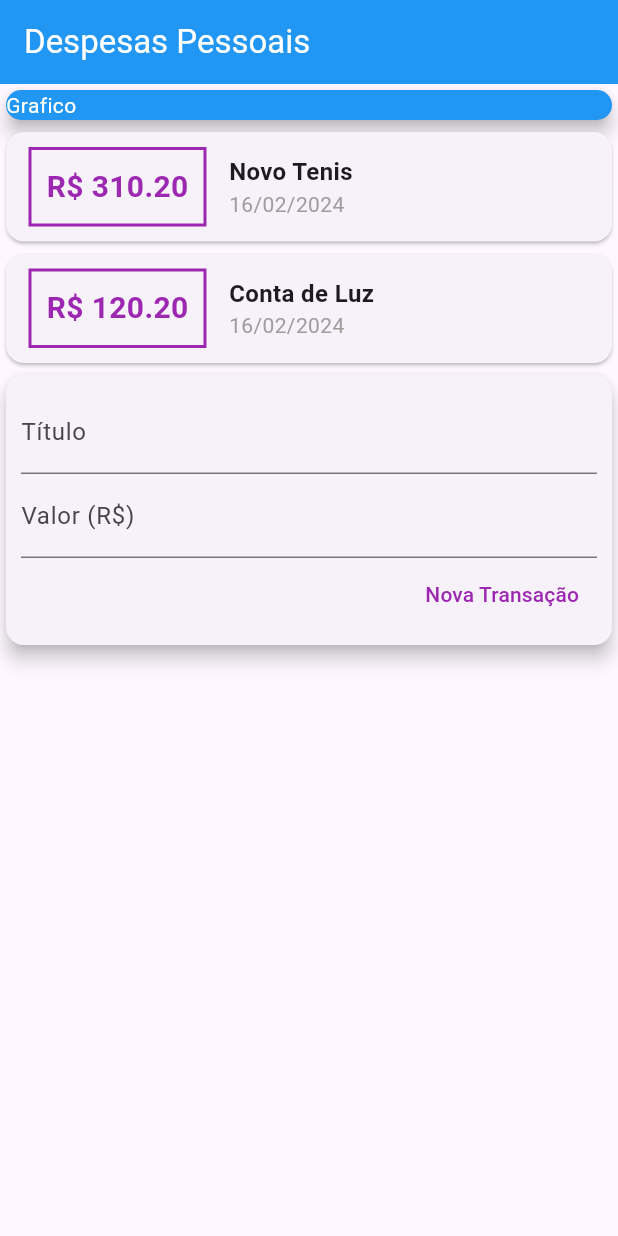
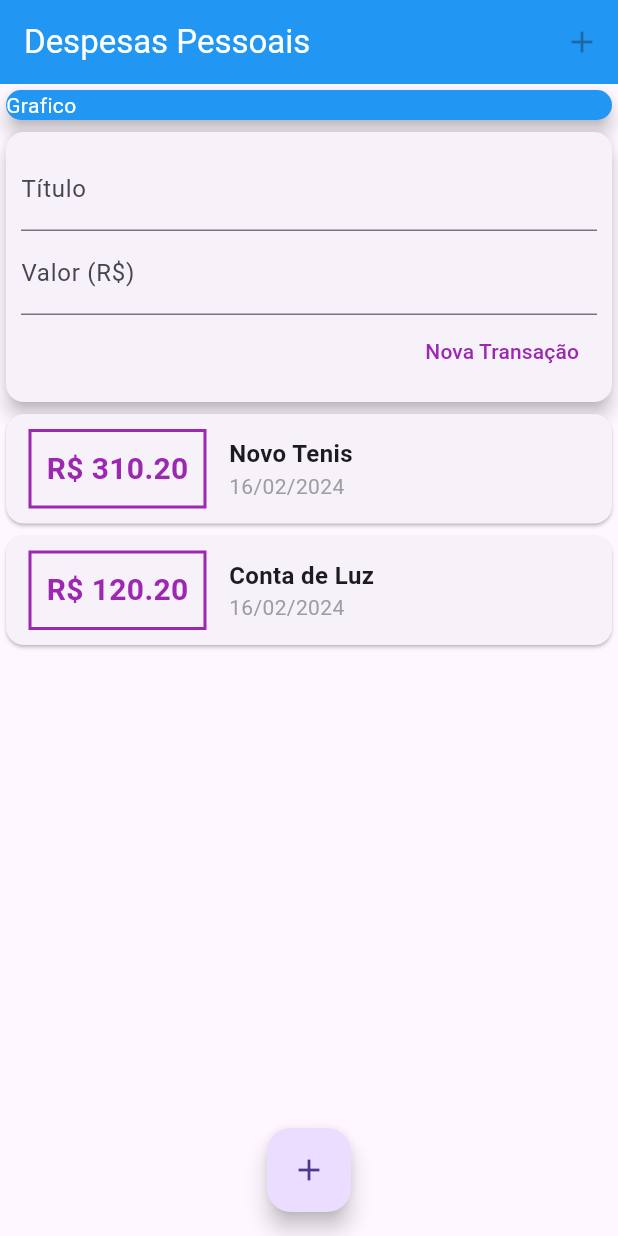
Before and after one commit to vinifred1003/expenses, a Flutter app: the screen it shows after launch, on a phone screen of 412 x 824 dp. Run offline on Flutter 3.47's test engine with Material 3 defaults, Android fonts, the phone set to English and light mode, and no system bars.

Commit message:
added buttons

```diff
--- a/lib/components/transaction_list.dart
+++ b/lib/components/transaction_list.dart
@@ -9,9 +9,13 @@ class TransactionList extends StatelessWidget {
 
   @override
   Widget build(BuildContext context) {
-    return Column(
-      children: <Widget>[
-        ...transactions.map((tr) {
+    return Container(
+      height: 300,
+      child: ListView.builder(
+        itemCount: transactions.length,
+        itemBuilder: (ctx, index) {
+          final tr = transactions[index];
+
           return Card(
             child: Row(
               children: <Widget>[
@@ -56,8 +60,8 @@ class TransactionList extends StatelessWidget {
               ],
             ),
           );
-        }).toList()
-      ],
+        },
+      ),
     );
   }
 }
--- a/lib/components/transaction_user.dart
+++ b/lib/components/transaction_user.dart
@@ -42,8 +42,8 @@ class _TransactionUser extends State<TransactionUser> {
   Widget build(BuildContext context) {
     return Column(
       children: [
+        TransactionForm(_addTransaction),
         TransactionList(_transactions),
-        TransactionForm(_addTransaction),
       ],
     );
   }
--- a/lib/main.dart
+++ b/lib/main.dart
@@ -28,8 +28,15 @@ class MyHomePage extends StatelessWidget {
           style: TextStyle(color: Colors.white),
         ),
         backgroundColor: Colors.blue,
+        actions: const [
+          IconButton(
+            onPressed: null,
+            icon: Icon(Icons.add),
           ),
-      body: Column(
+        ],
+      ),
+      body: SingleChildScrollView(
+        child: Column(
           crossAxisAlignment: CrossAxisAlignment.stretch,
           children: <Widget>[
             Container(
@@ -45,6 +52,12 @@ class MyHomePage extends StatelessWidget {
             TransactionUser(),
           ],
         ),
+      ),
+      floatingActionButton: const FloatingActionButton(
+        onPressed: null,
+        child: Icon(Icons.add),
+      ),
+      floatingActionButtonLocation: FloatingActionButtonLocation.centerFloat,
     );
   }
 }
```
Also changed, not shown: lib/components/transaction_form.dart (+15 -5 lines). Lines whose indentation alone changed are shown as unchanged.
